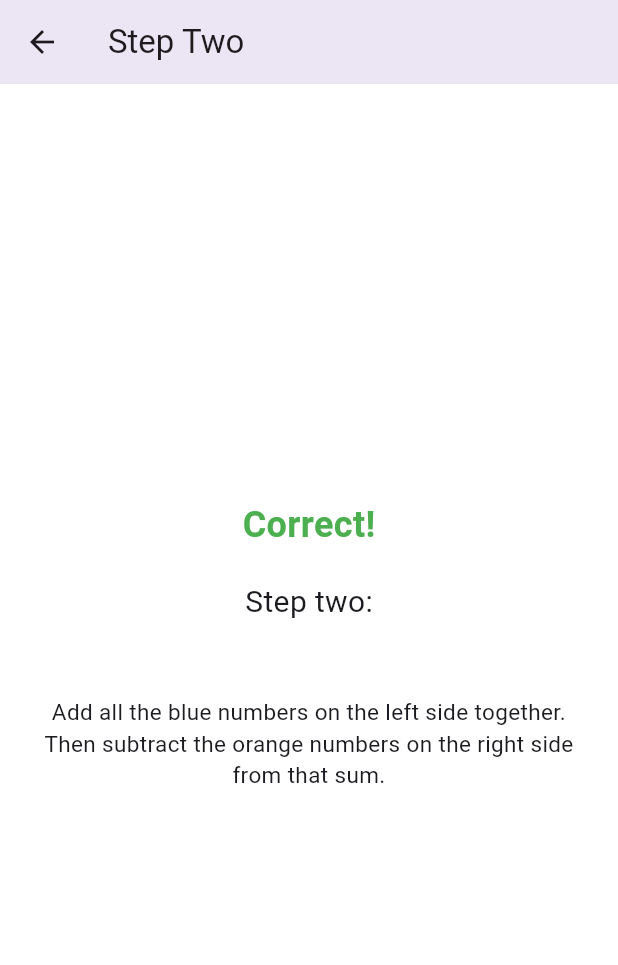
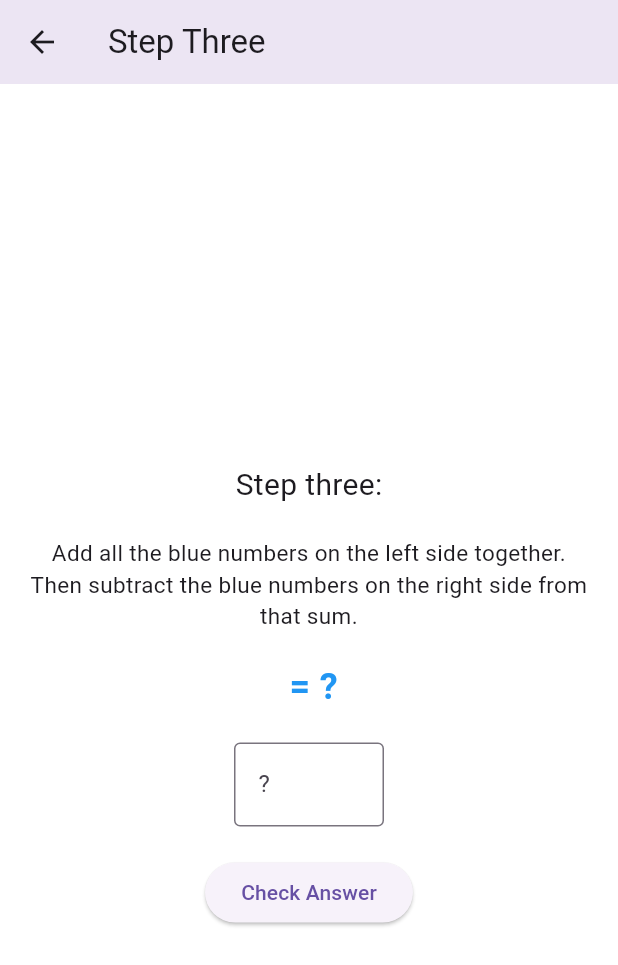
Before and after one commit to j-froment/Equation-Breaker, a Flutter app: the StepThreePage screen opened directly with empty values, on a phone screen of 412 x 824 dp. Shown: the top 965 px of the screen. Run offline on Flutter 3.47's test engine with Material 3 defaults, Android fonts, the phone set to English and light mode, and no system bars.

Commit message:
step 2 works

```diff
--- a/lib/main.dart
+++ b/lib/main.dart
@@ -10,7 +10,8 @@ List<int> constantsright = [];
 
 List<String> constantsleftValues = [];
 List<String> constantsrightValues = [];
-
+List<String> xvalleftValues = [];
+List<String> xvalrightValues = [];
 
 void main() {
  runApp(const MyApp());
@@ -24,12 +25,11 @@ Widget findThings(String equation) {
   constantsright.clear();
   constantsleftValues.clear();
   constantsrightValues.clear();
-
+  xvalleftValues.clear();
+  xvalrightValues.clear();
 
   equation = equation.replaceAll(' ', '');
- var left = "";
- var right = "";
-
+  var left = "", right = "";
 
   for (var i = 0; i < equation.length; i++) {
     if (equation[i] == '=') {
@@ -39,7 +39,7 @@ Widget findThings(String equation) {
     }
   }
 
-
+  // LEFT SIDE
   int j = 0;
   while (j < left.length) {
     if (isNumeric(left[j]) || (left[j] == '-' && j + 1 < left.length && isNumeric(left[j + 1]))) {
@@ -51,18 +51,30 @@ Widget findThings(String equation) {
       }
       if (j + check < left.length && isLetter(left[j + check])) {
         xvalleft.addAll(addval);
+        xvalleft.add(j + check); // include the variable character (like 'x')
+        String coeff = addval.map((index) => left[index]).join();
+        xvalleftValues.add(coeff);
+        j += check + 1;
       } else {
         constantsleft.addAll(addval);
         String number = addval.map((index) => left[index]).join();
         constantsleftValues.add(number);
+        j += check;
       }
-     j += check;
+    } else if (isLetter(left[j])) {
+      xvalleft.add(j);
+      xvalleftValues.add("1");
+      j++;
+    } else if (left[j] == '-' && j + 1 < left.length && isLetter(left[j + 1])) {
+      xvalleft.addAll([j, j + 1]);
+      xvalleftValues.add("-1");
+      j += 2;
     } else {
       j++;
     }
   }
 
-
+  // RIGHT SIDE
   int i = 0;
   while (i < right.length) {
     if (isNumeric(right[i]) || (right[i] == '-' && i + 1 < right.length && isNumeric(right[i + 1]))) {
@@ -74,23 +86,33 @@ Widget findThings(String equation) {
       }
       if (i + check < right.length && isLetter(right[i + check])) {
         xvalright.addAll(addval);
+        xvalright.add(i + check); // include variable character
+        String coeff = addval.map((index) => right[index]).join();
+        xvalrightValues.add(coeff);
+        i += check + 1;
       } else {
         constantsright.addAll(addval);
         String number = addval.map((index) => right[index]).join();
         constantsrightValues.add(number);
+        i += check;
       }
-     i += check;
+    } else if (isLetter(right[i])) {
+      xvalright.add(i);
+      xvalrightValues.add("1");
+      i++;
+    } else if (right[i] == '-' && i + 1 < right.length && isLetter(right[i + 1])) {
+      xvalright.addAll([i, i + 1]);
+      xvalrightValues.add("-1");
+      i += 2;
     } else {
       i++;
     }
   }
 
-
+  // Coloring logic
   List<InlineSpan> spans = [];
   for (var k = 0; k < equation.length; k++) {
     TextStyle style = const TextStyle(color: Colors.black);
-
-
     if (k < left.length) {
       if (xvalleft.contains(k)) {
         style = const TextStyle(color: Colors.blue);
@@ -108,11 +130,11 @@ Widget findThings(String equation) {
     spans.add(TextSpan(text: equation[k], style: style));
   }
 
-
   return RichText(
     text: TextSpan(children: spans, style: const TextStyle(fontSize: 24)),
   );
 }
+
 
 
 bool isNumeric(String s) {
@@ -326,19 +348,72 @@ class _EquationPageState extends State<EquationPage> {
 }
 
 
-class StepTwoPage extends StatelessWidget {
+class StepTwoPage extends StatefulWidget {
   final String equation;
+
   const StepTwoPage({super.key, required this.equation});
 
+  @override
+  State<StepTwoPage> createState() => _StepTwoPageState();
+}
+
+class _StepTwoPageState extends State<StepTwoPage> {
+  final TextEditingController _answerController = TextEditingController();
+  int correctAnswer = 0;
+
+  int getSum(List<String> values) {
+    return values.fold(0, (sum, val) => sum + (int.tryParse(val) ?? 0));
+  }
+
+  @override
+  void initState() {
+    super.initState();
+    findThings(widget.equation);
+
+  int leftSum = getSum(xvalleftValues);
+int rightSum = getSum(xvalrightValues);
+correctAnswer = leftSum - rightSum;
+
+  }
+
+  String buildStep2Equation() {
+  String result = '';
+
+  for (int i = 0; i < xvalleftValues.length; i++) {
+    if (i != 0) result += ' + ';
+    result += xvalleftValues[i];
+  }
+
+  for (String val in xvalrightValues) {
+    result += ' - $val';
+  }
+
+  result += ' = ?';
+  return result;
+}
 
 
+  void checkAnswer() {
+    int? userAnswer = int.tryParse(_answerController.text);
+    if (userAnswer != null && userAnswer == correctAnswer) {
+      ScaffoldMessenger.of(context).showSnackBar(
+        const SnackBar(content: Text('Correct! ')),
+      );
+      // You can navigate to Step Three here if needed
+    } else {
+      ScaffoldMessenger.of(context).showSnackBar(
+        const SnackBar(content: Text('Incorrect, try again.')),
+      );
+    }
+  }
 
   @override
   Widget build(BuildContext context) {
     return Scaffold(
-     appBar: AppBar(title: const Text('Step Two'),
-           backgroundColor: Color.fromRGBO(236,229,243,1)),
-
+      appBar: AppBar(
+        title: const Text('Step Two'),
+        backgroundColor: Color.fromRGBO(236, 229, 243, 1),
+      ),
       body: Center(
         child: Padding(
           padding: const EdgeInsets.all(16.0),
@@ -347,7 +422,11 @@ class StepTwoPage extends StatelessWidget {
             children: [
               const Text(
                 'Correct!',
-               style: TextStyle(fontSize: 24, fontWeight: FontWeight.bold, color: Colors.green),
+                style: TextStyle(
+                  fontSize: 24,
+                  fontWeight: FontWeight.bold,
+                  color: Colors.green,
+                ),
               ),
               const SizedBox(height: 20),
               const Text(
@@ -355,19 +434,27 @@ class StepTwoPage extends StatelessWidget {
                 style: TextStyle(fontSize: 20),
               ),
               const SizedBox(height: 20),
-             findThings(equation),
+              findThings(widget.equation),
+              const SizedBox(height: 20),
               const Text(
-               'Add all the blue numbers on the left side together. Then subtract the orange numbers on the right side from that sum. ',
+                'Add all the blue numbers on the left side together. Then subtract the blue numbers on the right side from that sum.',
                 textAlign: TextAlign.center,
                 style: TextStyle(fontSize: 15),
               ),
-
               const SizedBox(height: 20),
-const SizedBox(height: 10),
+              Text(
+                buildStep2Equation(),
+                style: const TextStyle(
+                  fontSize: 24,
+                  fontWeight: FontWeight.bold,
+                  color: Colors.blue,
+                ),
+              ),
+              const SizedBox(height: 20),
               SizedBox(
                 width: 100,
                 child: TextField(
-                 //controller: _answerController,
+                  controller: _answerController,
                   keyboardType: TextInputType.number,
                   decoration: const InputDecoration(
                     hintText: '?',
@@ -376,10 +463,10 @@ const SizedBox(height: 10),
                 ),
               ),
               const SizedBox(height: 20),
-             //ElevatedButton(
-               //onPressed: checkAnswer,
-               //child: const Text('Check Answer'),
-            // ),
+              ElevatedButton(
+                onPressed: checkAnswer,
+                child: const Text('Check Answer'),
+              ),
             ],
           ),
         ),
@@ -387,41 +474,114 @@ const SizedBox(height: 10),
     );
   }
 }
-class StepThreePage extends StatelessWidget {
+
+class StepThreePage extends StatefulWidget {
   final String equation;
   const StepThreePage({super.key, required this.equation});
 
+  @override
+  State<StepThreePage> createState() => _StepThreePageState();
+}
+
+class _StepThreePageState extends State<StepThreePage> {
+  final TextEditingController _answerController = TextEditingController();
+  int correctAnswer = 0;
+
+  int getSum(List<String> values) {
+    return values.fold(0, (sum, val) => sum + (int.tryParse(val) ?? 0));
+  }
+
+  @override
+  void initState() {
+    super.initState();
+    findThings(widget.equation);
+    int leftSum = getSum(xvalrightValues );
+    int rightSum = getSum(xvalleftValues );
+    correctAnswer = leftSum - rightSum;
+  }
+
+  String buildStep3Equation() {
+    String result = '';
+
+    for (int i = 0; i < xvalleftValues.length; i++) {
+      if (i != 0) result += ' + ';
+      result += xvalrightValues[i];
+    }
+
+    for (String val in xvalrightValues) {
+      result += ' - $val';
+    }
+
+    result += ' = ?';
+    return result;
+  }
+
+  void checkAnswer() {
+    int? userAnswer = int.tryParse(_answerController.text);
+    if (userAnswer != null && userAnswer == correctAnswer) {
+      ScaffoldMessenger.of(context).showSnackBar(
+        const SnackBar(content: Text('Correct!')),
+      );
+      // You can navigate to Step Four here if needed
+    } else {
+      ScaffoldMessenger.of(context).showSnackBar(
+        const SnackBar(content: Text('Incorrect, try again.')),
+      );
+    }
+  }
 
   @override
   Widget build(BuildContext context) {
     return Scaffold(
-     appBar: AppBar(title: const Text('Step Two'),
-           backgroundColor: Color.fromRGBO(236,229,243,1)),
+      appBar: AppBar(
+        title: const Text('Step Three'),
+        backgroundColor: Color.fromRGBO(236, 229, 243, 1),
+      ),
       body: Center(
         child: Padding(
           padding: const EdgeInsets.all(16.0),
           child: Column(
             mainAxisAlignment: MainAxisAlignment.center,
             children: [
+              findThings(widget.equation),
+              const SizedBox(height: 20),
               const Text(
-               'Correct!',
-               style: TextStyle(fontSize: 24, fontWeight: FontWeight.bold, color: Colors.green),
+                'Step three:',
+                style: TextStyle(fontSize: 20),
               ),
               const SizedBox(height: 20),
               const Text(
-               'Step two:',
-               style: TextStyle(fontSize: 20),
-             ),
-             const SizedBox(height: 20),
-             findThings(equation),
-             const Text(
-               'Add all the blue numbers on the left side together. Then subtract the orange numbers on the right side from that sum. ',
+                'Add all the blue numbers on the left side together. Then subtract the blue numbers on the right side from that sum.',
                 textAlign: TextAlign.center,
                 style: TextStyle(fontSize: 15),
               ),
-
               const SizedBox(height: 20),
-             // You can add another input field here if you want
+              // Display the constants-only breakdown
+              Text(
+                buildStep3Equation(),
+                style: const TextStyle(
+                  fontSize: 24,
+                  fontWeight: FontWeight.bold,
+                  color: Colors.blue,
+                ),
+              ),
+              const SizedBox(height: 20),
+              SizedBox(
+                width: 100,
+                child: TextField(
+                  controller: _answerController,
+                  keyboardType: TextInputType.number,
+                  decoration: const InputDecoration(
+                    hintText: '?',
+                    border: OutlineInputBorder(),
+                  ),
+                ),
+              ),
+              const SizedBox(height: 20),
+              ElevatedButton(
+                onPressed: checkAnswer,
+                child: const Text('Check Answer'),
+              ),
             ],
           ),
         ),
```
Lines whose indentation alone changed are shown as unchanged.
